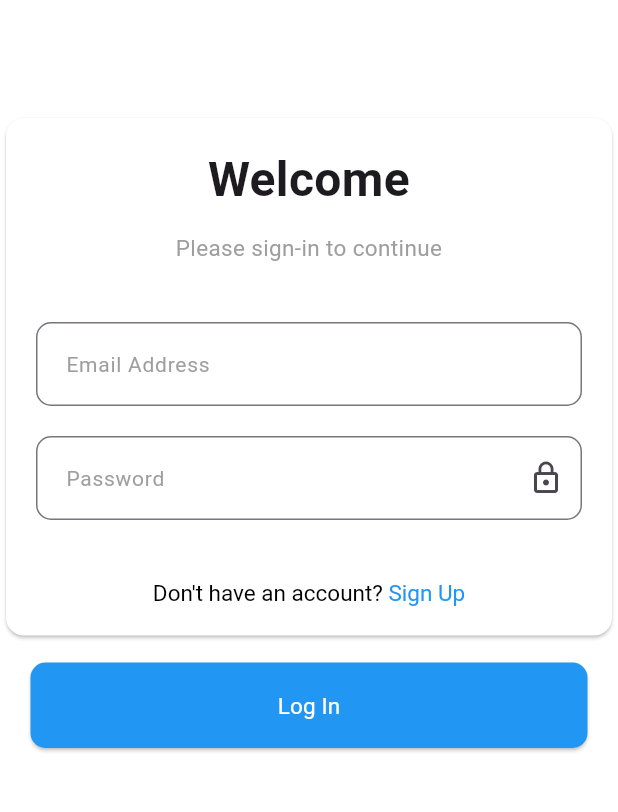
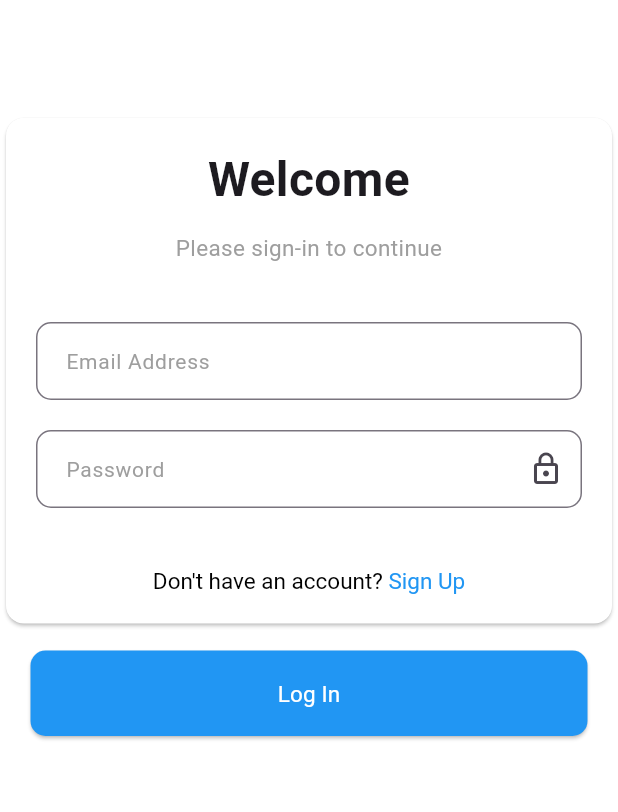
Before and after one commit to MohammedAbdElfatah0/Machine-Test, a Flutter app: the LogInScreen screen opened by its route, on a phone screen of 412 x 824 dp, the part 155-967 px from its top. Run offline on Flutter 3.47's test engine with Material 3 defaults, Android fonts, the phone set to English and light mode, and no system bars; our stand-ins replace country_code_picker, flutter_bloc.

```diff
--- a/lib/core/router/router.dart
+++ b/lib/core/router/router.dart
@@ -1,10 +1,10 @@
 import 'package:calley/core/router/string_router.dart';
 import 'package:calley/feature/auth/otp/presentation/screen/otp.dart';
+import 'package:calley/feature/auth/register/presentation/screen/register_screen.dart';
 import 'package:calley/feature/select_language/presentation/screen/select_language.dart';
 import 'package:flutter/material.dart';
 
 import '../../feature/auth/log_in/presentation/screen/log_in_screen.dart';
-import '../../feature/auth/register/presentation/screen/register.dart';
 
 class RouterApp {
   static Route<dynamic> generateRoute(RouteSettings settings) {
@@ -12,7 +12,7 @@ class RouterApp {
       case StringRouter.selectLanguage:
         return MaterialPageRoute(builder: (_) => const SelectLanguage());
       case StringRouter.signUp:
-        return MaterialPageRoute(builder: (_) => const RegisterScreen());
+        return MaterialPageRoute(builder: (_) => RegisterView());
       case StringRouter.signIn:
         return MaterialPageRoute(builder: (_) => const LogInScreen());
       case StringRouter.otpWhatsApp:
--- a/lib/feature/auth/widget/custem_text_form_field.dart
+++ b/lib/feature/auth/widget/custem_text_form_field.dart
@@ -55,16 +55,28 @@ class _CustomTextFormFieldState extends State<CustomTextFormField> {
         border: _outLineInPutBorder(),
         focusedBorder: _outLineInPutBorder(),
         errorBorder: _outLineInPutBorder(error: true),
+        contentPadding: EdgeInsets.symmetric(vertical: 14, horizontal: 12),
         prefix:
             widget.prefixIcon == true
-                ? CountryCodePicker(
+                ? SizedBox(
+                  width: 100,
+                  child: CountryCodePicker(
                     onChanged: (country) {},
                     initialSelection: 'EG',
                     showCountryOnly: false,
                     showOnlyCountryWhenClosed: false,
                     alignLeft: false,
+                    showFlag: true,
                     padding: EdgeInsets.zero,
-                  textStyle: TextStyle(fontSize: 16, color: ColorManager.textPrimary),
+                    dialogTextStyle: TextStyle(
+                      fontSize: 16,
+                      color: ColorManager.textPrimary,
+                    ),
+                    textStyle: TextStyle(
+                      fontSize: 16,
+                      color: ColorManager.textPrimary,
+                    ),
+                  ),
                 )
                 : null,
         suffixIcon:
```
Also changed, not shown: lib/feature/auth/register/domain/use_cases/register_use_case.dart (added, +10 -0 lines), lib/feature/auth/register/presentation/cubit/register_cubit.dart (added, +23 -0 lines), lib/feature/auth/register/presentation/cubit/register_state.dart (added, +8 -0 lines), lib/feature/auth/register/presentation/screen/register.dart (+51 -34 lines), lib/feature/auth/register/presentation/screen/register_screen.dart (added, +33 -0 lines). Lines whose indentation alone changed are shown as unchanged.
